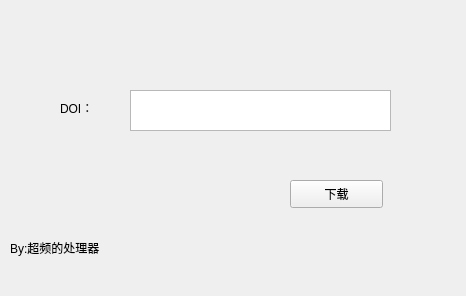
The window that mainwindow.ui (zhhzzw/Sci-hub_Downloader) describes before a commit, drawn with Qt 5.
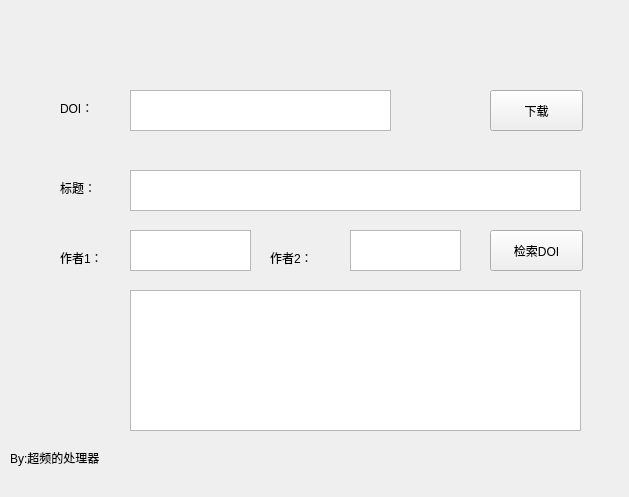
The same window after the commit.

Commit message: learn ch2

Patch:
```diff
--- a/mainwindow.ui
+++ b/mainwindow.ui
@@ -6,8 +6,8 @@
    <rect>
     <x>0</x>
     <y>0</y>
-    <width>466</width>
-    <height>296</height>
+    <width>629</width>
+    <height>497</height>
    </rect>
   </property>
   <property name="windowTitle">
@@ -47,10 +47,10 @@
    <widget class="QPushButton" name="Download">
     <property name="geometry">
      <rect>
-      <x>290</x>
-      <y>180</y>
+      <x>490</x>
+      <y>90</y>
       <width>93</width>
-      <height>28</height>
+      <height>41</height>
      </rect>
     </property>
     <property name="text">
@@ -61,7 +61,7 @@
     <property name="geometry">
      <rect>
       <x>10</x>
-      <y>240</y>
+      <y>450</y>
       <width>121</width>
       <height>16</height>
      </rect>
@@ -70,6 +70,101 @@
      <string>By:超频的处理器</string>
     </property>
    </widget>
+   <widget class="QLabel" name="label_3">
+    <property name="geometry">
+     <rect>
+      <x>60</x>
+      <y>180</y>
+      <width>61</width>
+      <height>16</height>
+     </rect>
+    </property>
+    <property name="text">
+     <string>标题：</string>
+    </property>
+   </widget>
+   <widget class="QTextEdit" name="titleEdit">
+    <property name="geometry">
+     <rect>
+      <x>130</x>
+      <y>170</y>
+      <width>451</width>
+      <height>41</height>
+     </rect>
+    </property>
+    <property name="styleSheet">
+     <string notr="true"/>
+    </property>
+   </widget>
+   <widget class="QLabel" name="label_4">
+    <property name="geometry">
+     <rect>
+      <x>60</x>
+      <y>250</y>
+      <width>61</width>
+      <height>16</height>
+     </rect>
+    </property>
+    <property name="text">
+     <string>作者1：</string>
+    </property>
+   </widget>
+   <widget class="QTextEdit" name="author_1">
+    <property name="geometry">
+     <rect>
+      <x>130</x>
+      <y>230</y>
+      <width>121</width>
+      <height>41</height>
+     </rect>
+    </property>
+   </widget>
+   <widget class="QLabel" name="label_5">
+    <property name="geometry">
+     <rect>
+      <x>270</x>
+      <y>250</y>
+      <width>61</width>
+      <height>16</height>
+     </rect>
+    </property>
+    <property name="text">
+     <string>作者2：</string>
+    </property>
+   </widget>
+   <widget class="QTextEdit" name="author_2">
+    <property name="geometry">
+     <rect>
+      <x>350</x>
+      <y>230</y>
+      <width>111</width>
+      <height>41</height>
+     </rect>
+    </property>
+   </widget>
+   <widget class="QPushButton" name="Download_2">
+    <property name="geometry">
+     <rect>
+      <x>490</x>
+      <y>230</y>
+      <width>93</width>
+      <height>41</height>
+     </rect>
+    </property>
+    <property name="text">
+     <string>检索DOI</string>
+    </property>
+   </widget>
+   <widget class="QTableView" name="tableView">
+    <property name="geometry">
+     <rect>
+      <x>130</x>
+      <y>290</y>
+      <width>451</width>
+      <height>141</height>
+     </rect>
+    </property>
+   </widget>
   </widget>
   <widget class="QMenuBar" name="menuBar">
    <property name="geometry">
```
Left out of the diff: 2 changed lines with no effect on the pictures. The commit also changes 2 other files.
